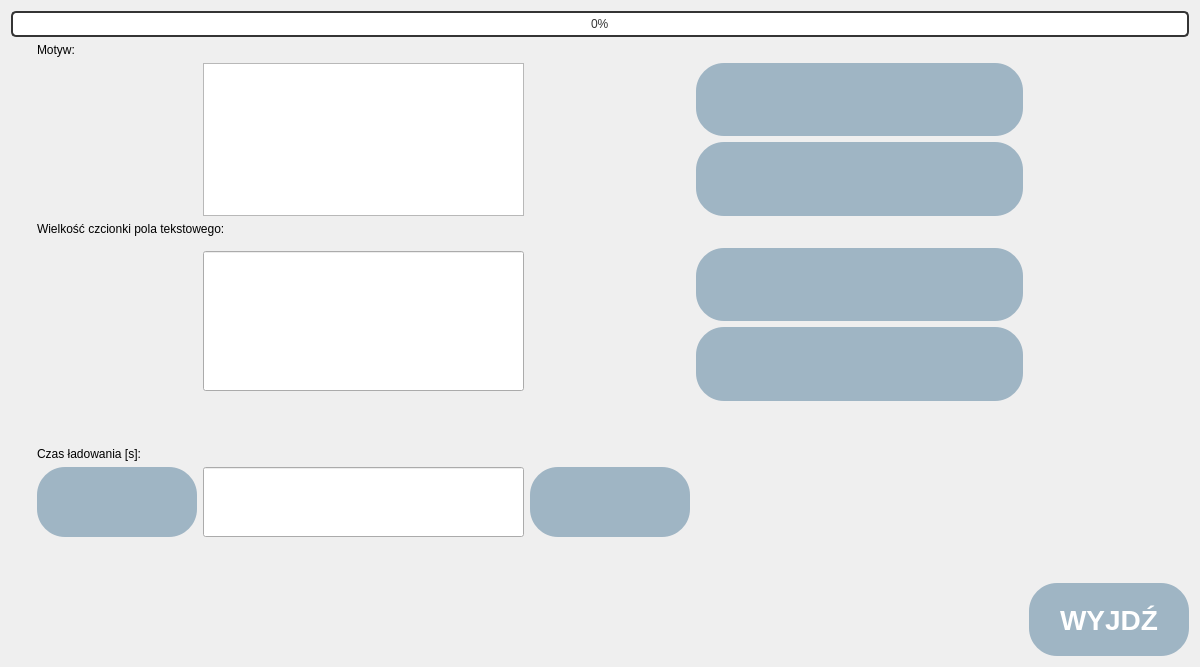
The window that keyboard/personalizeview.ui (elimamos/Batchelors-thesis-code) describes before a commit, drawn with Qt 5.
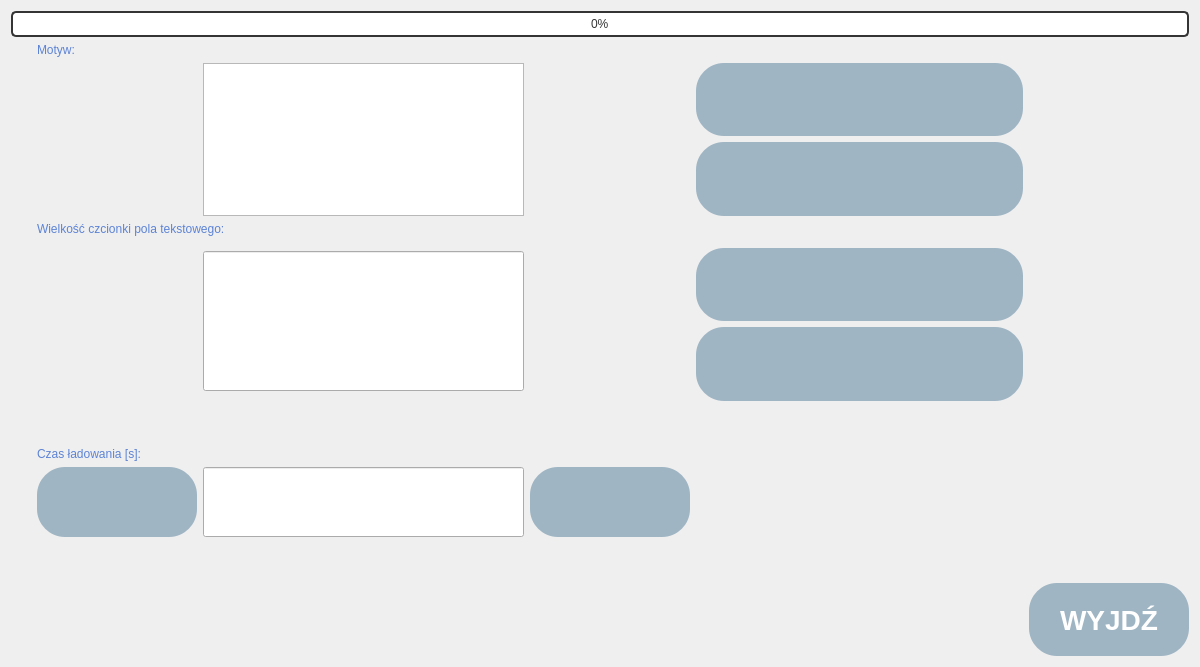
The same window after the commit. Icons and pictures are not drawn. Custom widgets are drawn as their Qt base class.

Diff of the .ui file:
```diff
--- a/keyboard/personalizeview.ui
+++ b/keyboard/personalizeview.ui
@@ -33,7 +33,9 @@
    <bool>true</bool>
   </property>
   <property name="styleSheet">
-   <string notr="true">
+   <string notr="true">QLabel{
+color:#5C83D5;
+}
 QProgressBar{
     border: 2px solid #343434;
     border-radius: 5px;
```
